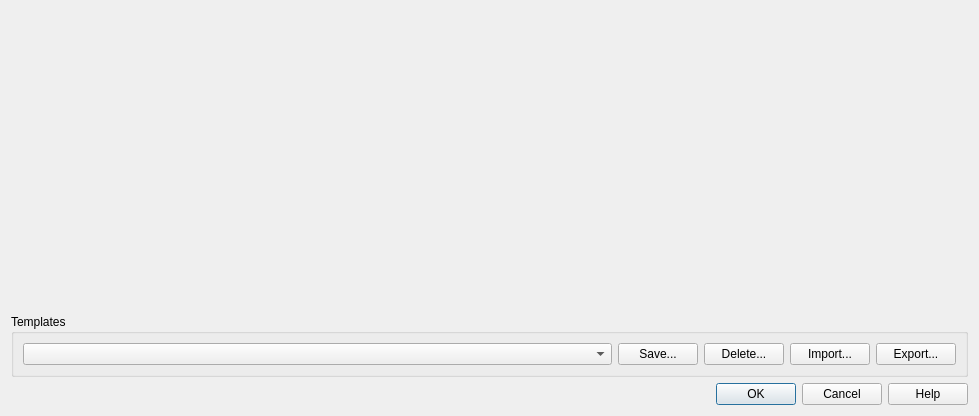
Old version of the form common/lc_minifigdialog.ui in the repository nathaneltitane/studworx.
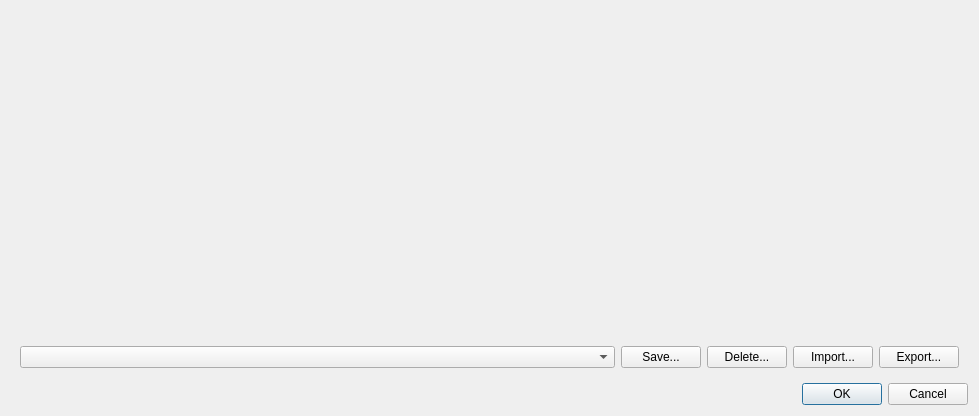
New version of the form.

Patch:
```diff
--- a/common/lc_minifigdialog.ui
+++ b/common/lc_minifigdialog.ui
@@ -26,7 +26,7 @@
     </widget>
    </item>
    <item>
-    <widget class="QGroupBox" name="TemplateGroup">
+    <widget class="QWidget" name="TemplateGroup">
      <property name="whatsThis">
       <string>&lt;p&gt;&lt;b&gt;Templates&lt;/b&gt;&lt;/p&gt;&lt;p&gt;Load a saved configuration of pieces, colors, and angles, or save the current configuration under a name. Choosing another template replaces the current preview configuration.&lt;/p&gt;&lt;p&gt;Changes to the preview are not saved as a template until you use Save. Template operations are retained when the wizard closes, including after Cancel.&lt;/p&gt;</string>
      </property>
@@ -36,9 +36,6 @@
        <verstretch>0</verstretch>
       </sizepolicy>
      </property>
-     <property name="title">
-      <string>Templates</string>
-     </property>
      <layout class="QHBoxLayout" name="horizontalLayout_2">
       <item>
        <widget class="QComboBox" name="TemplateComboBox">
@@ -117,7 +114,7 @@
       <enum>Qt::Horizontal</enum>
      </property>
      <property name="standardButtons">
-      <set>QDialogButtonBox::Cancel|QDialogButtonBox::Help|QDialogButtonBox::Ok</set>
+      <set>QDialogButtonBox::Cancel|QDialogButtonBox::Ok</set>
      </property>
     </widget>
    </item>
```
Left out of the diff: 2 changed lines with no effect on the pictures.
